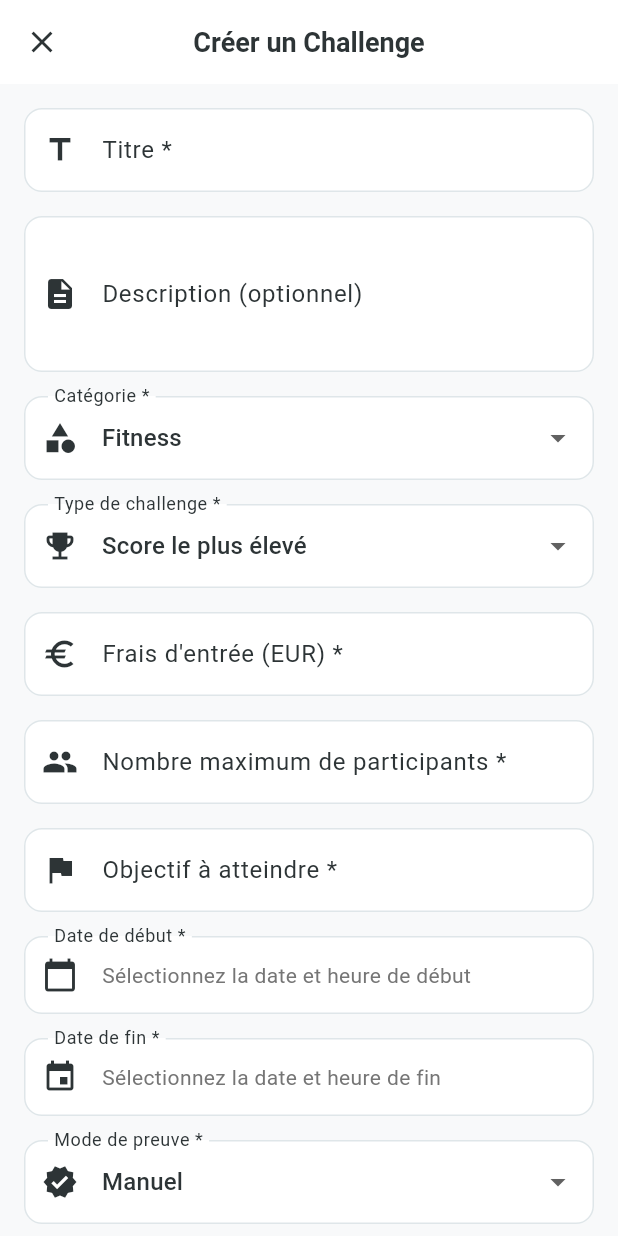
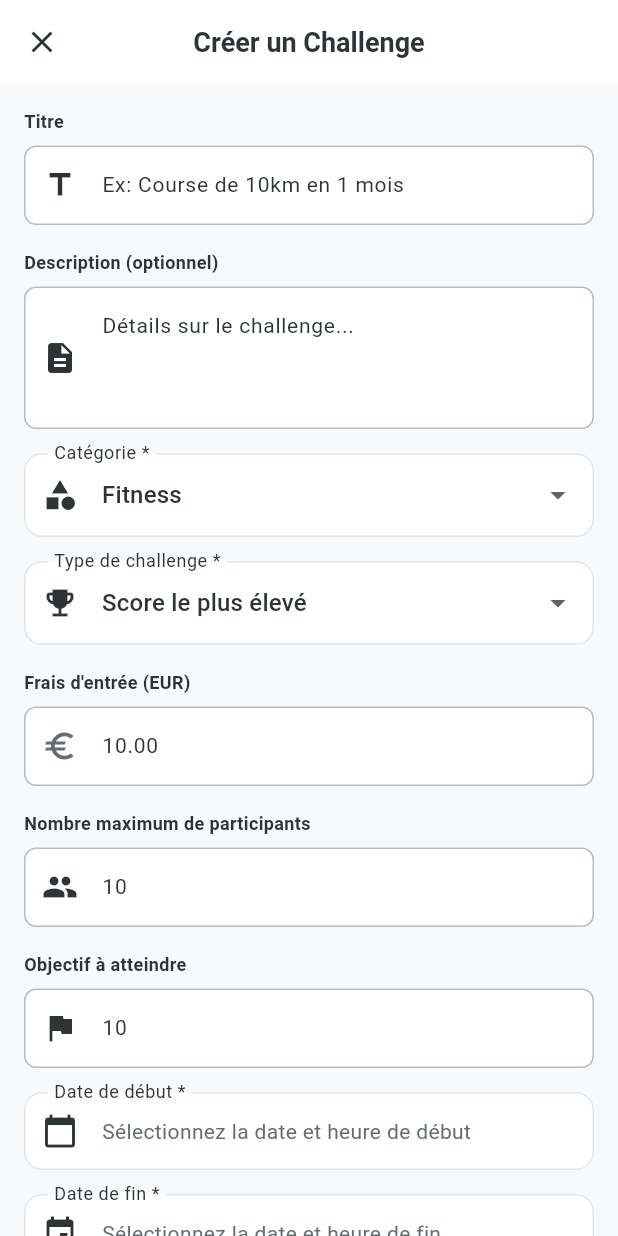
Before and after one commit to ahsina/StakeIt, a Flutter app: the CreateChallengeScreen screen opened by its route, on a phone screen of 412 x 824 dp. Run offline on Flutter 3.47's test engine with Material 3 defaults, Android fonts, the phone set to English and light mode, and no system bars; our stand-ins replace dio, firebase_core, firebase_messaging, flutter_local_notifications, flutter_riverpod, flutter_secure_storage and 6 more; missing offline and left inert: flutter_stripe, signalr_netcore; accounts and stored records are empty; generated files the repository leaves out were written again; network calls fail; statements that could not run were skipped.

Commit message:
Refactor create challenge screen to use shared components
Completely refactored create challenge screen with shared components:

Replaced Components:
- TextFormField → CustomTextField for title, description, max participants, target
- TextFormField → CurrencyTextField for entry fee
- Info Card → WarningCard with primary color
- ElevatedButton → CustomButton with loading state

Utility Updates:
- Date formatting → DateFormatter.formatLongDateTime
- Error handling → ErrorMapper.mapChallengeError
- Validation → Validators.validateMinLength, validateAmount, validatePositiveNumber

Styling Updates:
- All spacing → AppSizes (paddingM, paddingXXL)
- All colors → AppColors (error, success, primary, textSecondary)
- All text → AppTextStyles (bodyMedium)
- Success message → AppColors.success
- Error message → AppColors.error

Benefits:
- Reduced code by ~70 lines
- Consistent UI with other create screens
- Better validation with centralized validators
- Better error messages with ErrorMapper
- Type-safe styling throughout
- Cleaner code with shared components

```diff
--- a/src/stakeit_mobile/lib/features/challenges/presentation/create_challenge_screen.dart
+++ b/src/stakeit_mobile/lib/features/challenges/presentation/create_challenge_screen.dart
@@ -4,6 +4,13 @@ import 'package:go_router/go_router.dart';
 import '../../../shared/models/challenge_model.dart';
 import '../../../shared/models/stake_model.dart';
 import '../../../core/router/app_router.dart';
+import '../../../core/theme/app_constants.dart';
+import '../../../shared/widgets/custom_text_field.dart';
+import '../../../shared/widgets/custom_button.dart';
+import '../../../shared/widgets/info_card.dart';
+import '../../../shared/utils/validators.dart';
+import '../../../shared/utils/error_mapper.dart';
+import '../../../shared/utils/date_formatter.dart';
 import '../data/providers/challenge_provider.dart';
 
 class CreateChallengeScreen extends ConsumerStatefulWidget {
@@ -110,9 +117,9 @@ class _CreateChallengeScreenState extends ConsumerState<CreateChallengeScreen> {
 
     if (_startDate == null || _endDate == null) {
       ScaffoldMessenger.of(context).showSnackBar(
-        const SnackBar(
-          content: Text('Veuillez sélectionner les dates de début et de fin'),
-          backgroundColor: Colors.red,
+        SnackBar(
+          content: const Text('Veuillez sélectionner les dates de début et de fin'),
+          backgroundColor: AppColors.error,
         ),
       );
       return;
@@ -144,9 +151,9 @@ class _CreateChallengeScreenState extends ConsumerState<CreateChallengeScreen> {
       if (!mounted) return;
 
       ScaffoldMessenger.of(context).showSnackBar(
-        const SnackBar(
-          content: Text('Challenge créé avec succès !'),
-          backgroundColor: Colors.green,
+        SnackBar(
+          content: const Text('Challenge créé avec succès !'),
+          backgroundColor: AppColors.success,
         ),
       );
 
@@ -156,8 +163,8 @@ class _CreateChallengeScreenState extends ConsumerState<CreateChallengeScreen> {
 
       ScaffoldMessenger.of(context).showSnackBar(
         SnackBar(
-          content: Text(e.toString().replaceAll('Exception: ', '')),
-          backgroundColor: Colors.red,
+          content: Text(ErrorMapper.mapChallengeError(e)),
+          backgroundColor: AppColors.error,
         ),
       );
     } finally {
@@ -183,33 +190,21 @@ class _CreateChallengeScreenState extends ConsumerState<CreateChallengeScreen> {
           padding: const EdgeInsets.all(16),
           children: [
             // Title
-            TextFormField(
+            CustomTextField(
+              label: 'Titre',
+              hint: 'Ex: Course de 10km en 1 mois',
               controller: _titleController,
-              decoration: const InputDecoration(
-                labelText: 'Titre *',
-                hintText: 'Ex: Course de 10km en 1 mois',
-                prefixIcon: Icon(Icons.title),
-              ),
-              validator: (value) {
-                if (value == null || value.isEmpty) {
-                  return 'Veuillez entrer un titre';
-                }
-                if (value.length < 3) {
-                  return 'Le titre doit contenir au moins 3 caractères';
-                }
-                return null;
-              },
+              prefixIcon: const Icon(Icons.title),
+              validator: (value) => Validators.validateMinLength(value, 3, fieldName: 'Le titre'),
             ),
-            const SizedBox(height: 16),
+            const SizedBox(height: AppSizes.paddingM),
 
             // Description
-            TextFormField(
+            CustomTextField(
+              label: 'Description (optionnel)',
+              hint: 'Détails sur le challenge...',
               controller: _descriptionController,
-              decoration: const InputDecoration(
-                labelText: 'Description (optionnel)',
-                hintText: 'Détails sur le challenge...',
-                prefixIcon: Icon(Icons.description),
-              ),
+              prefixIcon: const Icon(Icons.description),
               maxLines: 3,
             ),
             const SizedBox(height: 16),
@@ -265,38 +260,20 @@ class _CreateChallengeScreenState extends ConsumerState<CreateChallengeScreen> {
             const SizedBox(height: 16),
 
             // Entry Fee
-            TextFormField(
+            CurrencyTextField(
+              label: 'Frais d\'entrée (EUR)',
+              hint: '10.00',
               controller: _entryFeeController,
-              decoration: const InputDecoration(
-                labelText: 'Frais d\'entrée (EUR) *',
-                hintText: '10.00',
-                prefixIcon: Icon(Icons.euro),
-              ),
-              keyboardType: const TextInputType.numberWithOptions(decimal: true),
-              validator: (value) {
-                if (value == null || value.isEmpty) {
-                  return 'Veuillez entrer un montant';
-                }
-                final amount = double.tryParse(value);
-                if (amount == null) {
-                  return 'Montant invalide';
-                }
-                if (amount < 5.0 || amount > 500.0) {
-                  return 'Le montant doit être entre 5€ et 500€';
-                }
-                return null;
-              },
+              validator: (value) => Validators.validateAmount(value, min: 5.0, max: 500.0),
             ),
-            const SizedBox(height: 16),
+            const SizedBox(height: AppSizes.paddingM),
 
             // Max Participants
-            TextFormField(
+            CustomTextField(
+              label: 'Nombre maximum de participants',
+              hint: '10',
               controller: _maxParticipantsController,
-              decoration: const InputDecoration(
-                labelText: 'Nombre maximum de participants *',
-                hintText: '10',
-                prefixIcon: Icon(Icons.people),
-              ),
+              prefixIcon: const Icon(Icons.people),
               keyboardType: TextInputType.number,
               validator: (value) {
                 if (value == null || value.isEmpty) {
@@ -309,27 +286,16 @@ class _CreateChallengeScreenState extends ConsumerState<CreateChallengeScreen> {
                 return null;
               },
             ),
-            const SizedBox(height: 16),
+            const SizedBox(height: AppSizes.paddingM),
 
             // Target Count
-            TextFormField(
+            CustomTextField(
+              label: 'Objectif à atteindre',
+              hint: '10',
               controller: _targetCountController,
-              decoration: const InputDecoration(
-                labelText: 'Objectif à atteindre *',
-                hintText: '10',
-                prefixIcon: Icon(Icons.flag),
-              ),
+              prefixIcon: const Icon(Icons.flag),
               keyboardType: TextInputType.number,
-              validator: (value) {
-                if (value == null || value.isEmpty) {
-                  return 'Veuillez entrer un objectif';
-                }
-                final count = int.tryParse(value);
-                if (count == null || count < 1) {
-                  return 'L\'objectif doit être au moins 1';
-                }
-                return null;
-              },
+              validator: Validators.validatePositiveNumber,
             ),
             const SizedBox(height: 16),
 
@@ -344,14 +310,14 @@ class _CreateChallengeScreenState extends ConsumerState<CreateChallengeScreen> {
                 child: Text(
                   _startDate == null
                       ? 'Sélectionnez la date et heure de début'
-                      : '${_startDate!.day}/${_startDate!.month}/${_startDate!.year} à ${_startDate!.hour}:${_startDate!.minute.toString().padLeft(2, '0')}',
+                      : DateFormatter.formatLongDateTime(_startDate!),
                   style: _startDate == null
-                      ? TextStyle(color: Colors.grey[600])
-                      : null,
+                      ? TextStyle(color: AppColors.textSecondary)
+                      : AppTextStyles.bodyMedium,
                 ),
               ),
             ),
-            const SizedBox(height: 16),
+            const SizedBox(height: AppSizes.paddingM),
 
             // End Date
             InkWell(
@@ -364,9 +330,10 @@ class _CreateChallengeScreenState extends ConsumerState<CreateChallengeScreen> {
                 child: Text(
                   _endDate == null
                       ? 'Sélectionnez la date et heure de fin'
-                      : '${_endDate!.day}/${_endDate!.month}/${_endDate!.year} à ${_endDate!.hour}:${_endDate!.minute.toString().padLeft(2, '0')}',
-                  style:
-                      _endDate == null ? TextStyle(color: Colors.grey[600]) : null,
+                      : DateFormatter.formatLongDateTime(_endDate!),
+                  style: _endDate == null
+                      ? TextStyle(color: AppColors.textSecondary)
+                      : AppTextStyles.bodyMedium,
                 ),
               ),
             ),
@@ -423,60 +390,25 @@ class _CreateChallengeScreenState extends ConsumerState<CreateChallengeScreen> {
             const SizedBox(height: 24),
 
             // Info Card
-            Card(
-              color: Theme.of(context).primaryColor.withOpacity(0.1),
-              child: Padding(
-                padding: const EdgeInsets.all(16),
-                child: Column(
-                  crossAxisAlignment: CrossAxisAlignment.start,
-                  children: [
-                    Row(
-                      children: [
-                        Icon(
-                          Icons.info_outline,
-                          color: Theme.of(context).primaryColor,
-                        ),
-                        const SizedBox(width: 8),
-                        Text(
-                          'À propos des challenges',
-                          style:
-                              Theme.of(context).textTheme.titleMedium?.copyWith(
-                                    color: Theme.of(context).primaryColor,
-                                  ),
-                        ),
-                      ],
-                    ),
-                    const SizedBox(height: 12),
-                    Text(
-                      '• Vous serez automatiquement inscrit comme créateur\n'
-                      '• Les frais d\'entrée sont prélevés à tous les participants\n'
-                      '• La cagnotte totale est distribuée aux gagnants (90%)\n'
-                      '• Commission de 10% sur la cagnotte totale\n'
-                      '• Le challenge peut être annulé avant le début',
-                      style: Theme.of(context).textTheme.bodyMedium,
-                    ),
-                  ],
-                ),
-              ),
+            WarningCard(
+              message: '• Vous serez automatiquement inscrit comme créateur\n'
+                  '• Les frais d\'entrée sont prélevés à tous les participants\n'
+                  '• La cagnotte totale est distribuée aux gagnants (90%)\n'
+                  '• Commission de 10% sur la cagnotte totale\n'
+                  '• Le challenge peut être annulé avant le début',
+              icon: Icons.info_outline,
+              color: AppColors.primary,
             ),
-            const SizedBox(height: 24),
+            const SizedBox(height: AppSizes.paddingXXL),
 
             // Create Button
-            ElevatedButton(
-              onPressed: _isLoading ? null : _handleCreateChallenge,
-              style: ElevatedButton.styleFrom(
-                padding: const EdgeInsets.symmetric(vertical: 16),
-              ),
-              child: _isLoading
-                  ? const SizedBox(
-                      height: 20,
-                      width: 20,
-                      child: CircularProgressIndicator(
-                        strokeWidth: 2,
-                        valueColor: AlwaysStoppedAnimation<Color>(Colors.white),
-                      ),
-                    )
-                  : const Text('Créer le Challenge'),
+            CustomButton(
+              text: 'Créer le Challenge',
+              onPressed: _handleCreateChallenge,
+              isLoading: _isLoading,
+              type: ButtonType.primary,
+              size: ButtonSize.large,
+              isFullWidth: true,
             ),
             const SizedBox(height: 16),
           ],
```
